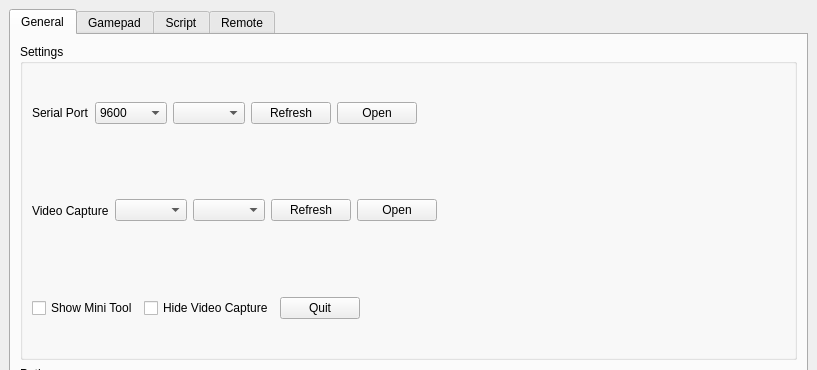
This is gamepad.ui in zhengran14/SwitchGamepad as Qt 5 draws it before an edit; both pictures show x 0 to 817 and y 0 to 370 of the 817 by 720 pixel window. The edited form follows.
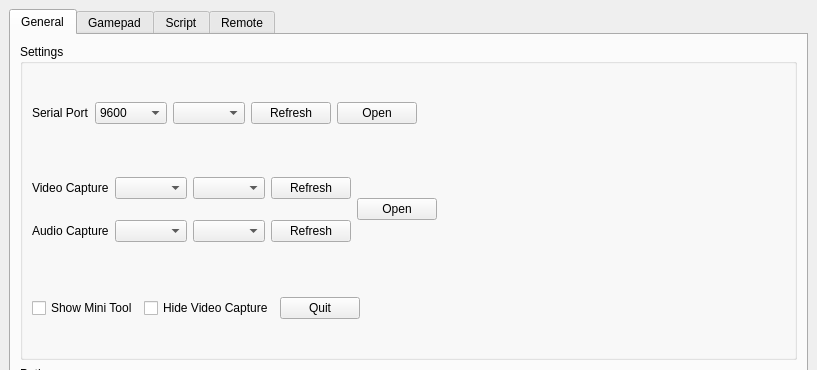
This is the edited form. The open tabs and pages were chosen to show the change. Custom widgets are drawn as their Qt base class.

Commit message: Add audio capture (not finish)

The edit to the form file:
```diff
--- a/gamepad.ui
+++ b/gamepad.ui
@@ -184,7 +184,7 @@
                </item>
                <item>
                 <widget class="QWidget" name="videoCapturePanel" native="true">
-                 <layout class="QHBoxLayout" name="horizontalLayout">
+                 <layout class="QGridLayout" name="gridLayout_5">
                   <property name="leftMargin">
                    <number>0</number>
                   </property>
@@ -197,34 +197,44 @@
                   <property name="bottomMargin">
                    <number>0</number>
                   </property>
-                  <item>
+                  <item row="0" column="3">
+                   <widget class="QPushButton" name="videoCaptureRefresh">
+                    <property name="text">
+                     <string>Refresh</string>
+                    </property>
+                   </widget>
+                  </item>
+                  <item row="1" column="0">
+                   <widget class="QLabel" name="label_5">
+                    <property name="text">
+                     <string>Audio Capture</string>
+                    </property>
+                   </widget>
+                  </item>
+                  <item row="0" column="2">
+                   <widget class="QComboBox" name="videoCaptureCameraFormat"/>
+                  </item>
+                  <item row="0" column="0">
                    <widget class="QLabel" name="label_2">
                     <property name="text">
                      <string>Video Capture</string>
                     </property>
                    </widget>
                   </item>
-                  <item>
+                  <item row="1" column="1">
+                   <widget class="QComboBox" name="audioCaptureList"/>
+                  </item>
+                  <item row="1" column="3">
+                   <widget class="QPushButton" name="audioCaptureRefresh">
+                    <property name="text">
+                     <string>Refresh</string>
+                    </property>
+                   </widget>
+                  </item>
+                  <item row="0" column="1">
                    <widget class="QComboBox" name="videoCaptureList"/>
                   </item>
-                  <item>
-                   <widget class="QComboBox" name="videoCaptureCameraFormat"/>
-                  </item>
-                  <item>
-                   <widget class="QPushButton" name="videoCaptureRefresh">
-                    <property name="text">
-                     <string>Refresh</string>
-                    </property>
-                   </widget>
-                  </item>
-                  <item>
-                   <widget class="QPushButton" name="videoCaptureSwitch">
-                    <property name="text">
-                     <string>Open</string>
-                    </property>
-                   </widget>
-                  </item>
-                  <item>
+                  <item row="0" column="5" rowspan="2">
                    <spacer name="horizontalSpacer_2">
                     <property name="orientation">
                      <enum>Qt::Horizontal</enum>
@@ -237,6 +247,16 @@
                     </property>
                    </spacer>
                   </item>
+                  <item row="0" column="4" rowspan="2">
+                   <widget class="QPushButton" name="videoCaptureSwitch">
+                    <property name="text">
+                     <string>Open</string>
+                    </property>
+                   </widget>
+                  </item>
+                  <item row="1" column="2">
+                   <widget class="QComboBox" name="videoCaptureAudioInputFormat"/>
+                  </item>
                  </layout>
                 </widget>
                </item>
```
Left out of the diff: 2 changed lines with no effect on the pictures. The commit also changes 3 other files.
